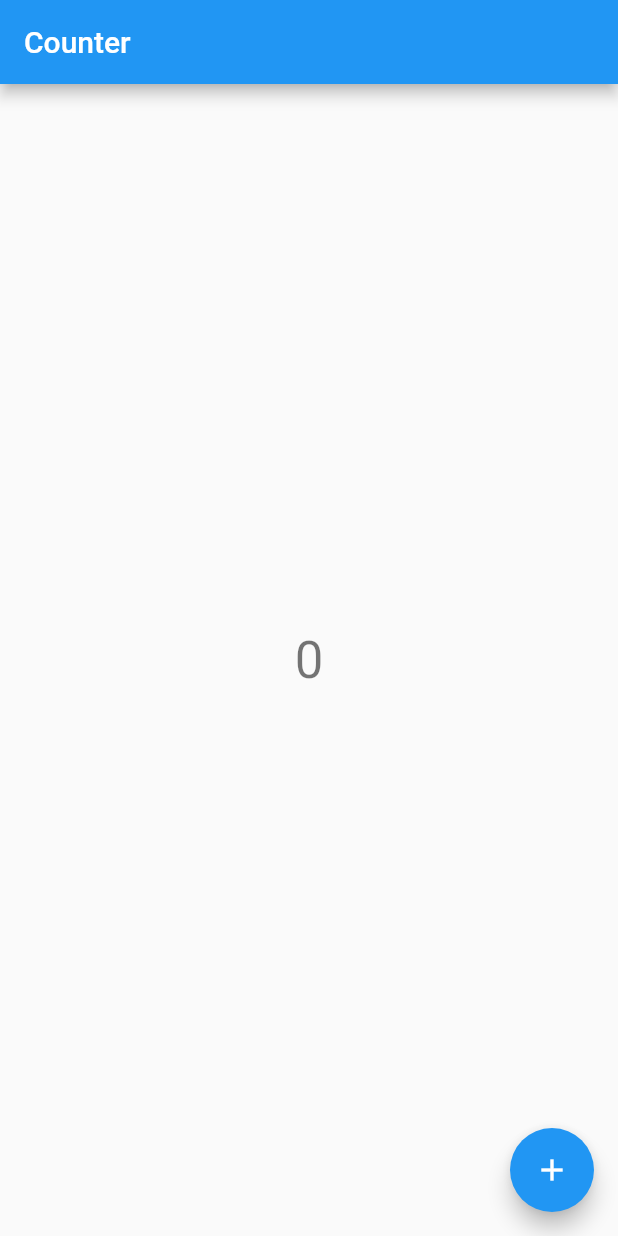
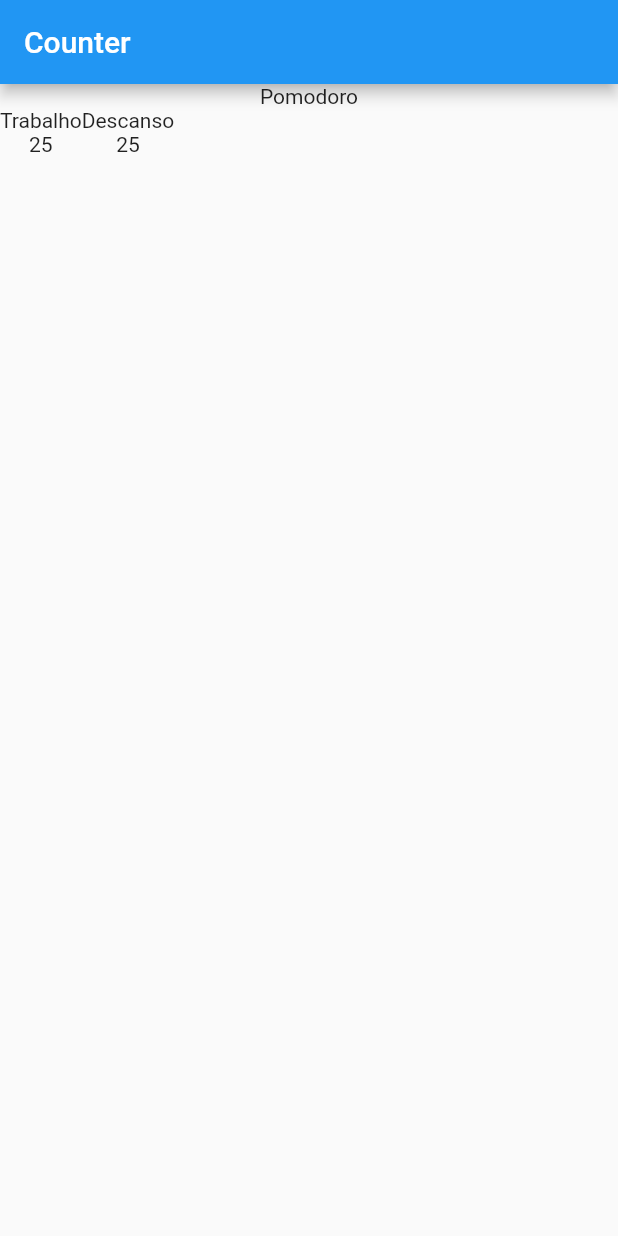
Before and after one commit to rafaelRodruiguesGuimaraes/pomodoro, a Flutter app: the screen it shows after launch, on a phone screen of 412 x 824 dp. Run offline on Flutter 3.47's test engine with Material 2 defaults, Android fonts, the phone set to English and light mode, and no system bars; our stand-ins replace mobx; generated files the repository leaves out were written again.

Commit message:
chore: created time input component

```diff
--- /dev/null
+++ b/lib/components/time_input.dart
@@ -0,0 +1,25 @@
+import 'package:flutter/material.dart';
+
+@immutable
+class TimeInput extends StatelessWidget {
+  const TimeInput({
+    Key? key,
+    required this.title,
+    required this.value,
+  }) : super(key: key);
+
+  final String title;
+  final int value;
+
+  @override
+  Widget build(BuildContext context) {
+    return Column(
+      children: [
+        Text(title),
+        Text(
+          value.toString(),
+        )
+      ],
+    );
+  }
+}
--- a/lib/main.dart
+++ b/lib/main.dart
@@ -1,6 +1,5 @@
 import 'package:flutter/material.dart';
-import 'package:flutter_mobx/flutter_mobx.dart';
-import 'package:pomodoro/store/counter.store.dart';
+import 'package:pomodoro/screens/Pomodoro.dart';
 
 void main() {
   runApp(const MyApp());
@@ -17,40 +16,7 @@ class MyApp extends StatelessWidget {
         primarySwatch: Colors.blue,
       ),
       debugShowCheckedModeBanner: false,
-      home: const HomePage(),
+      home: Pomodoro(),
     );
   }
 }
-
-final store = CounterStore();
-
-class HomePage extends StatelessWidget {
-  const HomePage({Key? key}) : super(key: key);
-
-  @override
-  Widget build(BuildContext context) {
-    return Scaffold(
-      appBar: AppBar(
-        title: Text('Counter'),
-      ),
-      body: Center(
-        child: Column(
-          mainAxisAlignment: MainAxisAlignment.center,
-          children: <Widget>[
-            Observer(
-              builder: (_) => Text(
-                '${store.count}',
-                style: Theme.of(context).textTheme.headline4,
-              ),
-            ),
-          ],
-        ),
-      ),
-      floatingActionButton: FloatingActionButton(
-        onPressed: store.increment,
-        tooltip: 'Increment',
-        child: const Icon(Icons.add),
-      ), // This trailing comma makes auto-formatting nicer for build methods.
-    );
-  }
-}
--- /dev/null
+++ b/lib/screens/pomodoro.dart
@@ -0,0 +1,36 @@
+import 'package:flutter/material.dart';
+import 'package:pomodoro/store/counter.store.dart';
+
+import '../components/time_input.dart';
+
+class Pomodoro extends StatelessWidget {
+  Pomodoro({Key? key}) : super(key: key);
+
+  final store = CounterStore();
+
+  @override
+  Widget build(BuildContext context) {
+    return Scaffold(
+      appBar: AppBar(
+        title: const Text('Counter'),
+      ),
+      body: Column(
+        children: [
+          const Text('Pomodoro'),
+          Row(
+            children: const [
+              TimeInput(
+                title: 'Trabalho',
+                value: 25,
+              ),
+              TimeInput(
+                title: 'Descanso',
+                value: 25,
+              ),
+            ],
+          ),
+        ],
+      ),
+    );
+  }
+}
```
